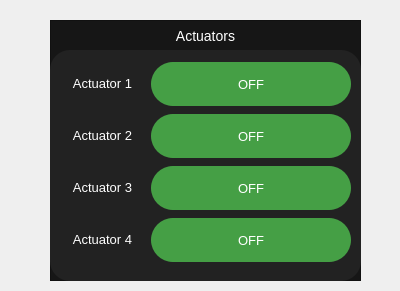
First picture: the form in control_panel_section_widget/actuators.ui, repository itumtalaiteam/Denizalti, before the edit.
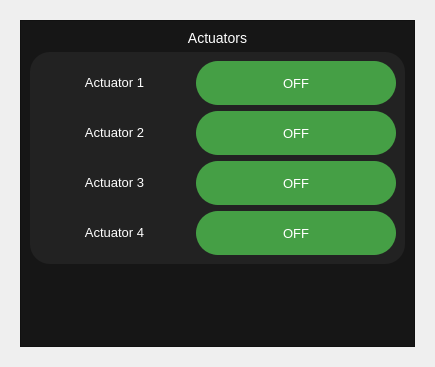
Second picture: the form after the edit.

What changed in the file:
```diff
--- a/control_panel_section_widget/actuators.ui
+++ b/control_panel_section_widget/actuators.ui
@@ -6,31 +6,19 @@
    <rect>
     <x>0</x>
     <y>0</y>
-    <width>400</width>
-    <height>291</height>
+    <width>435</width>
+    <height>367</height>
    </rect>
   </property>
   <property name="windowTitle">
    <string>Form</string>
   </property>
+  <layout class="QVBoxLayout" name="verticalLayout_4">
+   <item>
   <widget class="QWidget" name="cpanel_actuator_widget" native="true">
-   <property name="geometry">
-    <rect>
-     <x>50</x>
-     <y>20</y>
-     <width>311</width>
-     <height>261</height>
-    </rect>
-   </property>
+     <layout class="QVBoxLayout" name="verticalLayout_3">
+      <item>
    <widget class="QFrame" name="cpanel_actuators">
-    <property name="geometry">
-     <rect>
-      <x>0</x>
-      <y>0</y>
-      <width>311</width>
-      <height>261</height>
-     </rect>
-    </property>
     <property name="styleSheet">
      <string notr="true">QFrame#cpanel_actuators{
 background-color:	rgba(22,22,22,255);
@@ -42,15 +30,9 @@
     <property name="frameShadow">
      <enum>QFrame::Raised</enum>
     </property>
+        <layout class="QVBoxLayout" name="verticalLayout_2">
+         <item>
     <widget class="QLabel" name="label_actuators">
-     <property name="geometry">
-      <rect>
-       <x>80</x>
-       <y>0</y>
-       <width>151</width>
-       <height>31</height>
-      </rect>
-     </property>
      <property name="styleSheet">
       <string notr="true">color:White;
 font-size: 14px;</string>
@@ -62,15 +44,9 @@
       <set>Qt::AlignCenter</set>
      </property>
     </widget>
+         </item>
+         <item>
     <widget class="QFrame" name="cpanel_frame_actuators">
-     <property name="geometry">
-      <rect>
-       <x>0</x>
-       <y>30</y>
-       <width>311</width>
-       <height>231</height>
-      </rect>
-     </property>
      <property name="styleSheet">
       <string notr="true">QFrame#cpanel_frame_actuators {
 background-color: rgba(34,34,34,255);
@@ -101,15 +77,8 @@
      <property name="frameShadow">
       <enum>QFrame::Raised</enum>
      </property>
-     <widget class="QWidget" name="gridLayoutWidget">
-      <property name="geometry">
-       <rect>
-        <x>10</x>
-        <y>10</y>
-        <width>291</width>
-        <height>207</height>
-       </rect>
-      </property>
+           <layout class="QVBoxLayout" name="verticalLayout">
+            <item>
       <layout class="QGridLayout" name="cpanel_gridLayout">
        <item row="2" column="1">
         <widget class="QPushButton" name="cpanel_btn_actuator_3">
@@ -121,7 +90,7 @@
        <item row="0" column="0">
         <widget class="QLabel" name="cpanel_label_actuator_1">
          <property name="sizePolicy">
-          <sizepolicy hsizetype="Ignored" vsizetype="Fixed">
+                 <sizepolicy hsizetype="Minimum" vsizetype="Fixed">
            <horstretch>0</horstretch>
            <verstretch>0</verstretch>
           </sizepolicy>
@@ -216,10 +185,30 @@
         </widget>
        </item>
       </layout>
-     </widget>
-    </widget>
-   </widget>
-  </widget>
+            </item>
+           </layout>
+          </widget>
+         </item>
+         <item>
+          <spacer name="verticalSpacer">
+           <property name="orientation">
+            <enum>Qt::Vertical</enum>
+           </property>
+           <property name="sizeHint" stdset="0">
+            <size>
+             <width>20</width>
+             <height>40</height>
+            </size>
+           </property>
+          </spacer>
+         </item>
+        </layout>
+       </widget>
+      </item>
+     </layout>
+    </widget>
+   </item>
+  </layout>
  </widget>
  <resources/>
  <connections/>
```
Lines whose indentation alone changed are shown as unchanged.
